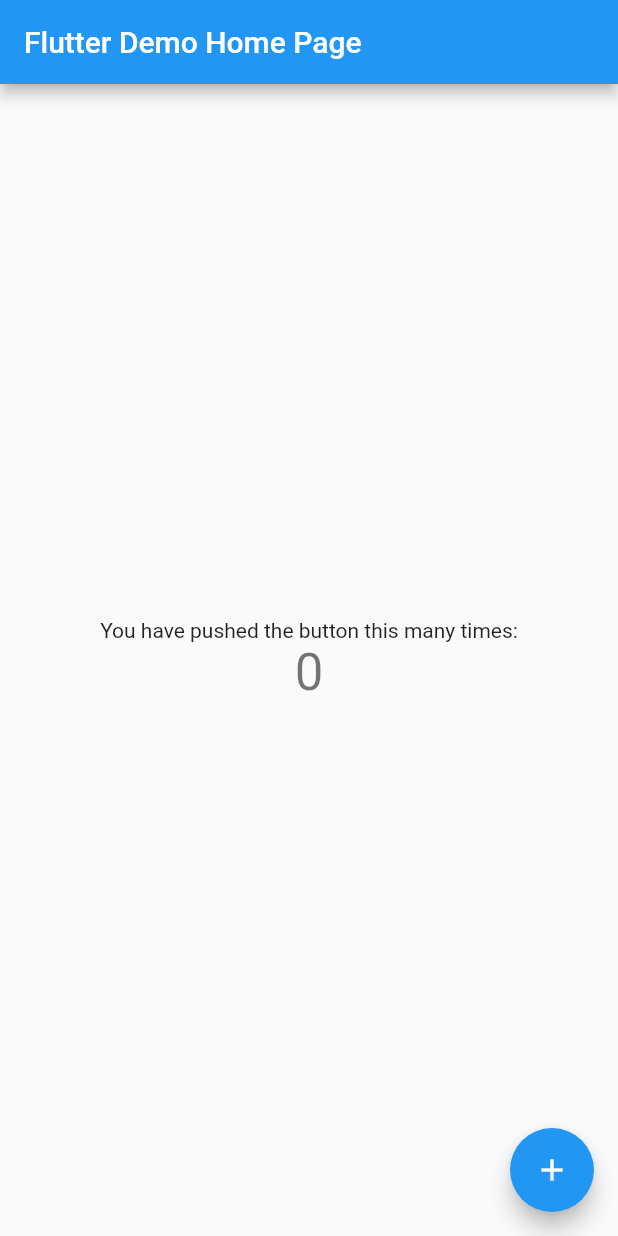
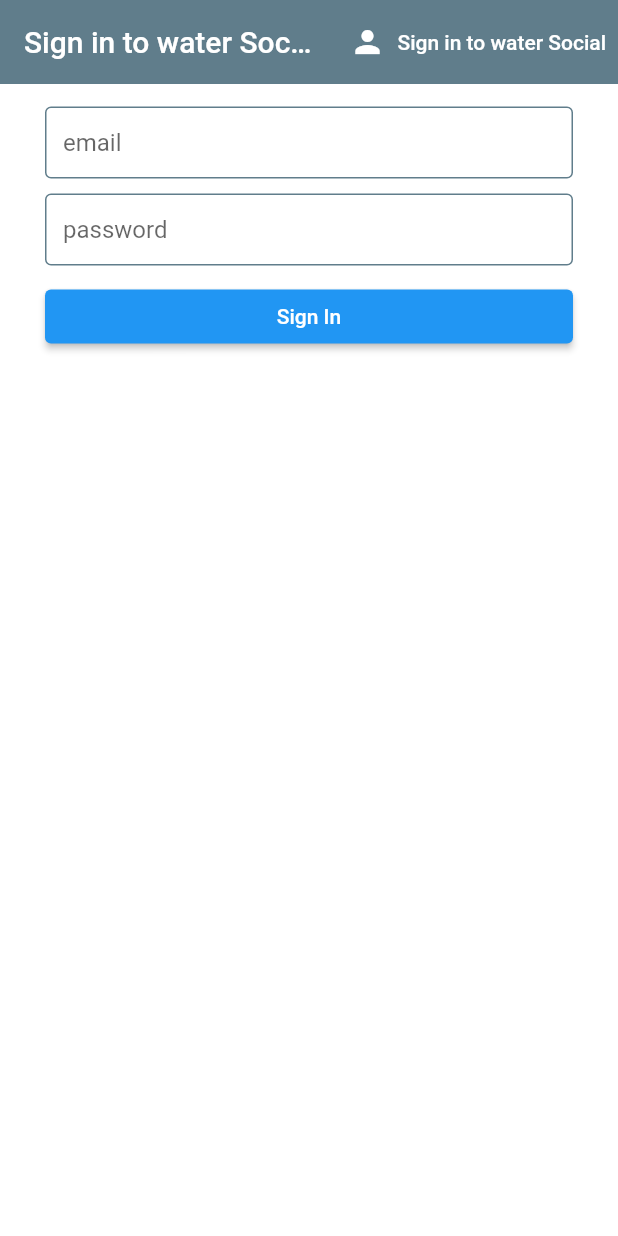
Before and after one commit to morfouesse/flutter_firebase, a Flutter app: the screen it shows after launch, on a phone screen of 412 x 824 dp. Run offline on Flutter 3.47's test engine with Material 2 defaults, Android fonts, the phone set to English and light mode, and no system bars; our stand-ins replace flutter_spinkit.

Commit message:
a form for an account and sign in and a loader

```diff
--- /dev/null
+++ b/lib/common/constante.dart
@@ -0,0 +1,35 @@
+import 'package:flutter/material.dart';
+
+//on customise les champs de saisie
+const textInputDecoration = InputDecoration(
+  //intérieur champs de saisie blanc
+  fillColor: Colors.white,
+  // champs completement rempli
+  filled: true,
+  // padding qui permet que se soit pas collé au bord
+  contentPadding: EdgeInsets.all(12.0),
+  // si j'ai une erreur
+  errorBorder: OutlineInputBorder(
+    borderSide: BorderSide(
+        color: Colors.red, width: 1.0
+    ),
+  ),
+  focusedErrorBorder: OutlineInputBorder(
+    borderSide: BorderSide(
+        color: Colors.red, width: 1.0
+    ),
+  ),
+  //bordure bleu grise
+  enabledBorder: OutlineInputBorder(
+    borderSide: BorderSide(
+        color: Colors.blueGrey, width: 1.0
+    ),
+  ),
+  // quand c'est focus(quand on saisie quelque chose)
+  //le champ sera bleu
+  focusedBorder: OutlineInputBorder(
+    borderSide: BorderSide(
+        color: Colors.blue, width: 1.0
+    ),
+  ),
+);
--- a/lib/main.dart
+++ b/lib/main.dart
@@ -1,113 +1,17 @@
 import 'package:flutter/material.dart';
+import 'package:flutter_firebase/screens/authenticate/authenticate_screen.dart';
 
-void main() {
-  runApp(MyApp());
-}
+void main()=> runApp(MyApp());
 
 class MyApp extends StatelessWidget {
-  // This widget is the root of your application.
-  @override
-  Widget build(BuildContext context) {
-    return MaterialApp(
-      title: 'Flutter Demo',
-      theme: ThemeData(
-        // This is the theme of your application.
-        //
-        // Try running your application with "flutter run". You'll see the
-        // application has a blue toolbar. Then, without quitting the app, try
-        // changing the primarySwatch below to Colors.green and then invoke
-        // "hot reload" (press "r" in the console where you ran "flutter run",
-        // or simply save your changes to "hot reload" in a Flutter IDE).
-        // Notice that the counter didn't reset back to zero; the application
-        // is not restarted.
-        primarySwatch: Colors.blue,
-      ),
-      home: MyHomePage(title: 'Flutter Demo Home Page'),
-    );
-  }
-}
-
-class MyHomePage extends StatefulWidget {
-  MyHomePage({Key? key, required this.title}) : super(key: key);
-
-  // This widget is the home page of your application. It is stateful, meaning
-  // that it has a State object (defined below) that contains fields that affect
-  // how it looks.
-
-  // This class is the configuration for the state. It holds the values (in this
-  // case the title) provided by the parent (in this case the App widget) and
-  // used by the build method of the State. Fields in a Widget subclass are
-  // always marked "final".
-
-  final String title;
-
-  @override
-  _MyHomePageState createState() => _MyHomePageState();
-}
-
-class _MyHomePageState extends State<MyHomePage> {
-  int _counter = 0;
-
-  void _incrementCounter() {
-    setState(() {
-      // This call to setState tells the Flutter framework that something has
-      // changed in this State, which causes it to rerun the build method below
-      // so that the display can reflect the updated values. If we changed
-      // _counter without calling setState(), then the build method would not be
-      // called again, and so nothing would appear to happen.
-      _counter++;
-    });
-  }
 
   @override
   Widget build(BuildContext context) {
-    // This method is rerun every time setState is called, for instance as done
-    // by the _incrementCounter method above.
-    //
-    // The Flutter framework has been optimized to make rerunning build methods
-    // fast, so that you can just rebuild anything that needs updating rather
-    // than having to individually change instances of widgets.
-    return Scaffold(
-      appBar: AppBar(
-        // Here we take the value from the MyHomePage object that was created by
-        // the App.build method, and use it to set our appbar title.
-        title: Text(widget.title),
-      ),
-      body: Center(
-        // Center is a layout widget. It takes a single child and positions it
-        // in the middle of the parent.
-        child: Column(
-          // Column is also a layout widget. It takes a list of children and
-          // arranges them vertically. By default, it sizes itself to fit its
-          // children horizontally, and tries to be as tall as its parent.
-          //
-          // Invoke "debug painting" (press "p" in the console, choose the
-          // "Toggle Debug Paint" action from the Flutter Inspector in Android
-          // Studio, or the "Toggle Debug Paint" command in Visual Studio Code)
-          // to see the wireframe for each widget.
-          //
-          // Column has various properties to control how it sizes itself and
-          // how it positions its children. Here we use mainAxisAlignment to
-          // center the children vertically; the main axis here is the vertical
-          // axis because Columns are vertical (the cross axis would be
-          // horizontal).
-          mainAxisAlignment: MainAxisAlignment.center,
-          children: <Widget>[
-            Text(
-              'You have pushed the button this many times:',
-            ),
-            Text(
-              '$_counter',
-              style: Theme.of(context).textTheme.headline4,
-            ),
-          ],
+      return MaterialApp(
+        home:AuthenticateScreen(),
+        theme: ThemeData(
+          primarySwatch: Colors.blue,
         ),
-      ),
-      floatingActionButton: FloatingActionButton(
-        onPressed: _incrementCounter,
-        tooltip: 'Increment',
-        child: Icon(Icons.add),
-      ), // This trailing comma makes auto-formatting nicer for build methods.
-    );
+      );
   }
 }
--- /dev/null
+++ b/lib/screens/authenticate/authenticate_screen.dart
@@ -0,0 +1,155 @@
+import 'package:flutter/material.dart';
+import 'package:flutter_firebase/common/constante.dart';
+import 'package:flutter_firebase/common/loading.dart';
+
+class AuthenticateScreen extends StatefulWidget {
+  @override
+  _AuthenticateScreenState createState() => _AuthenticateScreenState();
+}
+
+class _AuthenticateScreenState extends State<AuthenticateScreen> {
+  // pour valider les champs de saisie et voir si ils sont vide
+  final _formKey = GlobalKey<FormState>();
+  String error = '';
+  //loading permet de rafraichir la vue quand c'est à true
+  // et de mettre un loader(logo) sur la vue
+  bool loading = false;
+
+  final emailController = TextEditingController();
+  final passwordController = TextEditingController();
+  bool showSignIn = true;
+
+
+  // on vide la memoire pour reutiliser l'objet
+  @override
+  void dispose() {
+    emailController.dispose();
+    passwordController.dispose();
+    super.dispose();
+  }
+
+  // on va l'appeler pour le bouton tout en haut à droite
+  // pour faire un switch entre signIn et Register
+  void toggleView(){
+    setState(() {
+      //metre à jour les erreurs dans un formualire
+      // en reinitialisant tout le formulaire
+      // car on utilise se formulaire dans register et sign in
+      _formKey.currentState!.reset();
+      error = '';
+      emailController.text = '';
+      passwordController.text = '';
+      showSignIn = !showSignIn;
+    });
+  }
+
+  @override
+  Widget build(BuildContext context) {
+    //loading permet de rafraichir la vue quand c'est à true
+    // et de mettre un loader(logo) sur la vue
+    //appelle d'une classe avec des parenthese en Dart
+    return loading ? Loading() :
+    Scaffold(
+        backgroundColor: Colors.white,
+        appBar: AppBar(
+          backgroundColor: Colors.blueGrey,
+          elevation: 0.0,
+          title: Text(
+            showSignIn ? 'Sign in to water Social'
+                : 'Register',
+          ),
+          actions: <Widget>[
+            TextButton.icon(
+              icon: Icon(
+                  Icons.person,
+                  color: Colors.white
+              ),
+              //TODO: à changer
+              label: Text(showSignIn ? 'Sign in to water Social'
+                  : 'Register',
+                style: TextStyle(
+                    color: Colors.white
+                ),
+              ),
+              //onPressed cree un button avec du text
+              //toggleView initialise le form
+              onPressed: () => toggleView(),
+            )
+          ],
+        ),
+        body: Container(
+          padding: EdgeInsets.symmetric(
+              vertical: 15.0,
+              horizontal: 30.0
+          ),
+          child: Form(
+            key: _formKey,
+            // ListView à la place d'une Column
+            // avantage en monde horizontale:
+            // //tu peux scroller pour aller sur l'input
+            // en dessous
+            child: ListView(
+              children: [
+                TextFormField(
+                  controller: emailController,
+                  //placeholder avec un copyWith(hintText:)
+                  decoration: textInputDecoration.copyWith(hintText: 'email'),
+                  validator: (value) => value!.isEmpty ?
+                  "Enter an email" : null,
+                ),
+                //separateur de form
+                SizedBox(height: 10.0),
+                TextFormField(
+                  controller: passwordController,
+                  // constante pour le style d'un champ
+                  decoration: textInputDecoration.copyWith(hintText: 'password'),
+                  obscureText: true,
+                  validator: (value) =>
+                      // minimum pour firebase 5 caracteres
+                      value!.length < 6 ?
+                  "Enter a password with at least 6 characteres" :
+                  null,
+                ),
+                SizedBox(height: 10.0),
+                ElevatedButton(
+                  child: Text(
+                    showSignIn ? "Sign In" : "Register",
+                    style: TextStyle(color:Colors.white),
+                  ),
+                  onPressed: () {
+                    // on valide le formulaire
+                      if(_formKey.currentState!.validate()){
+                        // on va faire une anim de chargement
+                        setState(() => loading = true);
+                        var password = passwordController.value.text;
+                        var email = emailController.value.text;
+
+                        // TODO cale firebase auth
+                        // on fit semblant d'appeler firebase pour linstant
+                        dynamic result = null;
+                        // si l'appelle à firebase echoue alors message derreur
+                        if(result == null){
+                          setState(() {
+                            loading = false;
+                            error = "Please supply a valid email";
+                          });
+                        }
+                      }
+                  },
+                ),
+                SizedBox(height: 10.0),
+              Text(
+                    error,
+                    textAlign: TextAlign.center,
+                    style: TextStyle(
+                        color: Colors.red,
+                        fontSize: 15,
+                    ),
+                  ),
+              ],
+            ),
+          ),
+        )
+    );
+  }
+}
```
Also changed, not shown: lib/common/loading.dart (added, +18 -0 lines), 1 other file.
